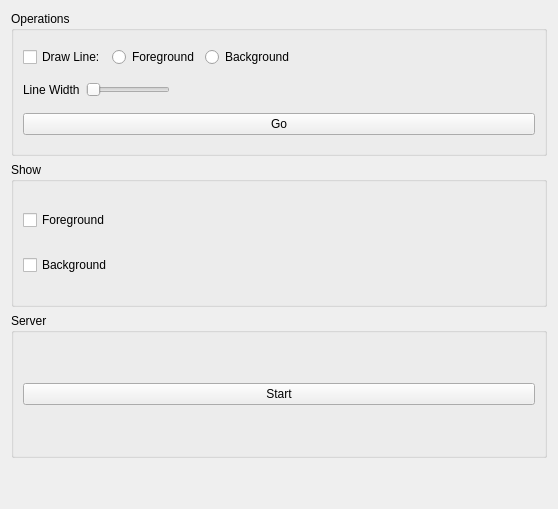
MichaelMiao/Totem, file src/plugins/designnet/tools/Preprocessor/grabcutfrontwidget.ui: the form before one commit.
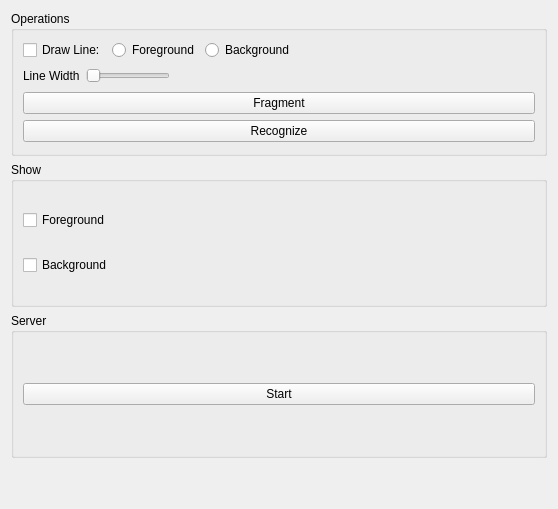
The form after the commit.

Diff of the .ui file:
```diff
--- a/src/plugins/designnet/tools/Preprocessor/grabcutfrontwidget.ui
+++ b/src/plugins/designnet/tools/Preprocessor/grabcutfrontwidget.ui
@@ -127,7 +127,14 @@
         <item>
          <widget class="QPushButton" name="btnGo">
           <property name="text">
-           <string>Go</string>
+           <string>Fragment</string>
+          </property>
+         </widget>
+        </item>
+        <item>
+         <widget class="QPushButton" name="btnRecognize">
+          <property name="text">
+           <string>Recognize</string>
           </property>
          </widget>
         </item>
```
Left out of the diff: 2 changed lines with no effect on the pictures.
